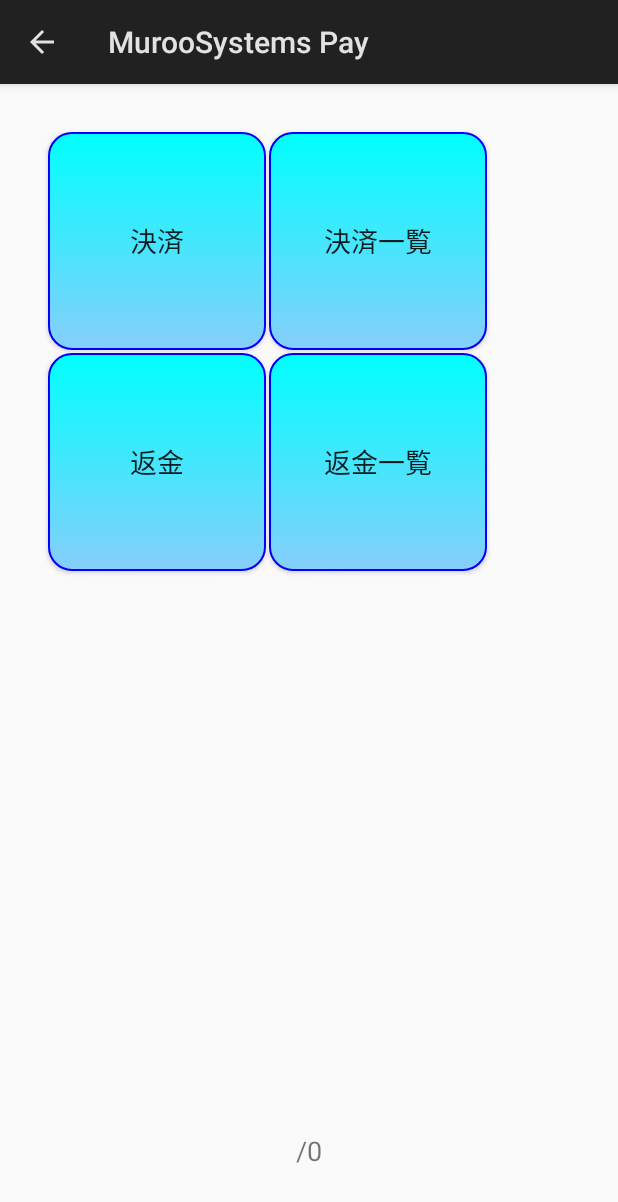
After one commit to lanfeng163/bspsample01, an Android app: the MenuBtnsActivity screen opened directly, with no data from a screen before it, on a phone screen of 412 x 824 dp. The commit adds this screen. Shown: the top 1202 px of the screen. Run offline under Robolectric (Android 15) with nearby library versions, the phone set to English and light mode, and no system bars.

Commit message:
the Menu of buttons is added.

```diff
--- a/app/src/main/java/jp/co/muroo/systems/bsp/activity/MenuActivity.java
+++ b/app/src/main/java/jp/co/muroo/systems/bsp/activity/MenuActivity.java
@@ -19,7 +19,7 @@ import jp.co.muroo.systems.bsp.MspApplication;
 import jp.co.muroo.systems.bsp.R;
 
 /**
- * メニューActivity
+ * メニューActivity①－ListView
  */
 public class MenuActivity extends Activity {
 
--- a/app/src/main/java/jp/co/muroo/systems/bsp/activity/PaylistActivity.java
+++ b/app/src/main/java/jp/co/muroo/systems/bsp/activity/PaylistActivity.java
@@ -271,7 +271,7 @@ public class PaylistActivity extends Activity {
         public String doInBackground(JSONObject... params) {
             String result;
             //POSTで　WebAPIに決済送信
-            result = commUtil.doPost(getString(R.string.msp_pay_ist_url), params[0], MainActivity.class.getName());
+            result = commUtil.doPost(getString(R.string.msp_pay_ist_url), params[0], LoginActivity.class.getName());
             return result;
         }
 
--- a/app/src/main/res/layout/activity_main.xml
+++ b/app/src/main/res/layout/activity_login.xml
@@ -4,7 +4,7 @@
     xmlns:tools="http://schemas.android.com/tools"
     android:layout_width="match_parent"
     android:layout_height="match_parent"
-    tools:context=".activity.MainActivity">
+    tools:context=".activity.LoginActivity">
 
     <EditText
         android:id="@+id/txtUserId"
--- /dev/null
+++ b/app/src/main/res/layout/activity_menu_btns.xml
@@ -0,0 +1,78 @@
+<?xml version="1.0" encoding="utf-8"?>
+<android.support.constraint.ConstraintLayout xmlns:android="http://schemas.android.com/apk/res/android"
+    xmlns:app="http://schemas.android.com/apk/res-auto"
+    xmlns:tools="http://schemas.android.com/tools"
+    android:layout_width="match_parent"
+    android:layout_height="match_parent"
+    tools:context=".activity.MenuBtnsActivity">
+
+    <TextView
+        android:id="@+id/txt_MainMenuInfo"
+        android:layout_width="340dp"
+        android:layout_height="37dp"
+        android:layout_marginStart="32dp"
+        android:layout_marginEnd="32dp"
+        android:layout_marginBottom="32dp"
+        android:text="TextView"
+        android:textAlignment="center"
+        android:textSize="@dimen/font_size1"
+        app:layout_constraintBottom_toBottomOf="parent"
+        app:layout_constraintEnd_toEndOf="parent"
+        app:layout_constraintStart_toStartOf="parent" />
+
+    <Button
+        android:id="@+id/btn_menu_4"
+        android:layout_width="145dp"
+        android:layout_height="145dp"
+        android:layout_marginStart="2dp"
+        android:layout_marginEnd="32dp"
+        android:background="@drawable/button_msp"
+        android:onClick="menuBtnClick"
+        android:text="@string/menu_name4"
+        android:textSize="@dimen/font_size1"
+        app:layout_constraintBaseline_toBaselineOf="@+id/btn_menu_3"
+        app:layout_constraintEnd_toEndOf="parent"
+        app:layout_constraintHorizontal_bias="0.0"
+        app:layout_constraintStart_toEndOf="@+id/btn_menu_3" />
+
+    <Button
+        android:id="@+id/btn_menu_3"
+        android:layout_width="145dp"
+        android:layout_height="145dp"
+        android:layout_marginStart="32dp"
+        android:layout_marginTop="2dp"
+        android:background="@drawable/button_msp"
+        android:onClick="menuBtnClick"
+        android:text="@string/menu_name2"
+        android:textSize="@dimen/font_size1"
+        app:layout_constraintStart_toStartOf="parent"
+        app:layout_constraintTop_toBottomOf="@+id/btn_menu_1" />
+
+    <Button
+        android:id="@+id/btn_menu_2"
+        android:layout_width="145dp"
+        android:layout_height="145dp"
+        android:layout_marginStart="2dp"
+        android:layout_marginEnd="32dp"
+        android:background="@drawable/button_msp"
+        android:onClick="menuBtnClick"
+        android:text="@string/menu_name3"
+        android:textSize="@dimen/font_size1"
+        app:layout_constraintBaseline_toBaselineOf="@+id/btn_menu_1"
+        app:layout_constraintEnd_toEndOf="parent"
+        app:layout_constraintHorizontal_bias="0.0"
+        app:layout_constraintStart_toEndOf="@+id/btn_menu_1" />
+
+    <Button
+        android:id="@+id/btn_menu_1"
+        android:layout_width="145dp"
+        android:layout_height="145dp"
+        android:layout_marginStart="32dp"
+        android:layout_marginTop="32dp"
+        android:background="@drawable/button_msp"
+        android:onClick="menuBtnClick"
+        android:text="@string/menu_name1"
+        android:textSize="@dimen/font_size1"
+        app:layout_constraintStart_toStartOf="parent"
+        app:layout_constraintTop_toTopOf="parent" />
+</android.support.constraint.ConstraintLayout>
--- a/app/src/main/res/layout/activity_pay.xml
+++ b/app/src/main/res/layout/activity_pay.xml
@@ -70,8 +70,8 @@
         android:id="@+id/btnSeed"
         android:layout_width="74dp"
         android:layout_height="34dp"
-        android:layout_marginEnd="2dp"
-        android:layout_marginBottom="2dp"
+        android:layout_marginEnd="16dp"
+        android:layout_marginBottom="8dp"
         android:background="@drawable/button_msp"
         android:onClick="seed"
         android:text="@string/button_seed"
--- a/app/src/main/res/layout/activity_paylist.xml
+++ b/app/src/main/res/layout/activity_paylist.xml
@@ -52,7 +52,7 @@
         android:layout_width="368dp"
         android:layout_height="468dp"
         android:layout_marginStart="8dp"
-        android:layout_marginTop="8dp"
+        android:layout_marginTop="4dp"
         android:layout_marginEnd="8dp"
         app:layout_constraintBottom_toBottomOf="parent"
         app:layout_constraintEnd_toEndOf="parent"
--- a/app/src/main/res/layout/pay_list_item.xml
+++ b/app/src/main/res/layout/pay_list_item.xml
@@ -11,7 +11,8 @@ android:layout_height="match_parent">
         <TextView
             android:id="@+id/payListOrderId"
             android:layout_width="match_parent"
-            android:layout_height="wrap_content"
+            android:layout_height="28dp"
+            android:gravity="bottom"
             android:paddingLeft="16dp"
             android:text="取引番号"
             android:textSize="@dimen/font_size1" />
--- a/app/src/main/res/values/strings.xml
+++ b/app/src/main/res/values/strings.xml
@@ -1,6 +1,11 @@
 <resources>
     <string name="app_name">MSPシステム</string>
     <string name="app_compay">株式会社ムロオシステムズ</string>
+
+    <string name="menu_name1">決済</string>
+    <string name="menu_name2">返金</string>
+    <string name="menu_name3">決済一覧</string>
+    <string name="menu_name4">返金一覧</string>
 
     <string name="head_title_name1">ログイン</string>
     <string name="head_title_name2">MurooSystems Pay</string>
@@ -13,6 +18,7 @@
 
     <string name="head_title_name7">決済一覧</string>
     <string name="head_title_name8">返金一覧</string>
+
     <string name="head_title_name9">決済照会</string>
     <string name="head_title_name10">返金照会</string>
 
```
Also changed, not shown: app/src/main/AndroidManifest.xml (+19 -9 lines), app/src/main/java/jp/co/muroo/systems/bsp/activity/LoginActivity.java (renamed from app/src/main/java/jp/co/muroo/systems/bsp/activity/MainActivity.java, +20 -19 lines), app/src/main/java/jp/co/muroo/systems/bsp/activity/MenuBtnsActivity.java (added, +91 -0 lines).
